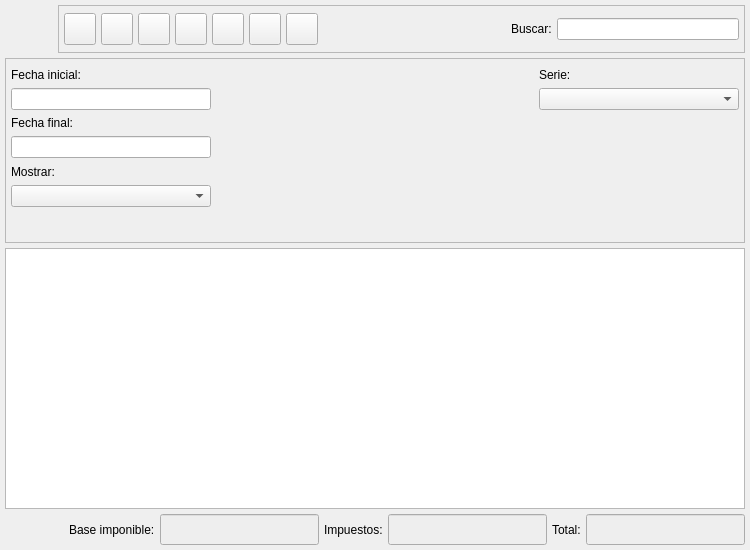
eboladev/Bulmages-1, file bulmages/bulmafact/plugins/pluginbf_clientefactura/facturaslistbase.ui: the form before one commit.
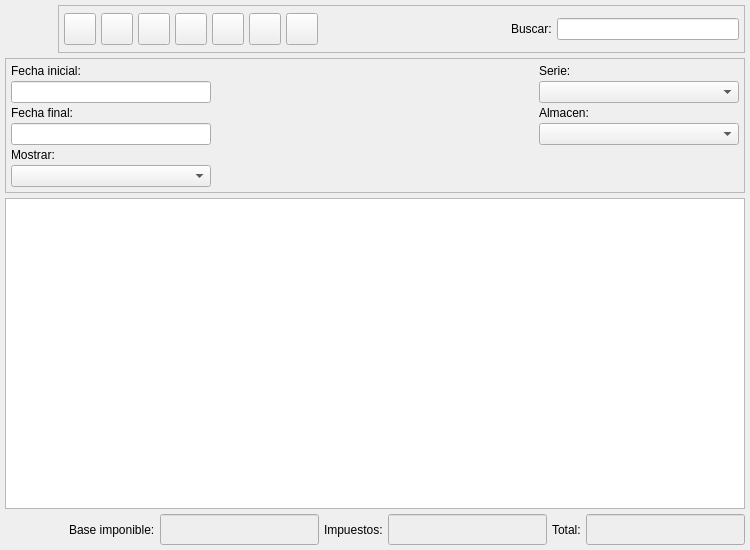
The form after the commit. Icons and pictures are not drawn. Custom widgets are drawn as their Qt base class.

Commit message:
Permito filtrar por 'almacen' en el listado de facturas.
*********************************
*          Todo-Redes           *
*        C/.Begonia, 12         *
*   07010 Palma de Mallorca.    *
*      Tel: +34-971499071       *
*   http://www.todo-redes.com   *
*  comercial(en)todo-redes.com  *
*********************************

What changed in the file:
```diff
--- a/bulmages/bulmafact/plugins/pluginbf_clientefactura/facturaslistbase.ui
+++ b/bulmages/bulmafact/plugins/pluginbf_clientefactura/facturaslistbase.ui
@@ -689,12 +689,6 @@
        <verstretch>0</verstretch>
       </sizepolicy>
      </property>
-     <property name="minimumSize">
-      <size>
-       <width>16</width>
-       <height>185</height>
-      </size>
-     </property>
      <property name="frameShape">
       <enum>QFrame::StyledPanel</enum>
      </property>
@@ -702,7 +696,11 @@
       <enum>QFrame::Raised</enum>
      </property>
      <layout class="QGridLayout" name="gridLayout">
-      <item row="0" column="0">
+      <item row="0" column="0" colspan="2">
+       <layout class="QHBoxLayout" name="horizontalLayout">
+        <item>
+         <layout class="QVBoxLayout" name="verticalLayout">
+          <item>
        <widget class="QLabel" name="textLabel1_4">
         <property name="text">
          <string>Fecha inicial:</string>
@@ -712,30 +710,7 @@
         </property>
        </widget>
       </item>
-      <item row="0" column="1" rowspan="3">
-       <widget class="BlSearchWidget" name="m_cliente" native="true">
-        <property name="sizePolicy">
-         <sizepolicy hsizetype="Expanding" vsizetype="Preferred">
-          <horstretch>0</horstretch>
-          <verstretch>0</verstretch>
-         </sizepolicy>
-        </property>
-        <property name="minimumSize">
-         <size>
-          <width>0</width>
-          <height>60</height>
-         </size>
-        </property>
-       </widget>
-      </item>
-      <item row="0" column="2">
-       <widget class="QLabel" name="label_3">
-        <property name="text">
-         <string>Serie:</string>
-        </property>
-       </widget>
-      </item>
-      <item row="1" column="0">
+          <item>
        <widget class="BlDateSearch" name="m_fechain">
         <property name="sizePolicy">
          <sizepolicy hsizetype="Fixed" vsizetype="Preferred">
@@ -751,23 +726,7 @@
         </property>
        </widget>
       </item>
-      <item row="1" column="2">
-       <widget class="BlComboBox" name="mui_seriefactura">
-        <property name="sizePolicy">
-         <sizepolicy hsizetype="Preferred" vsizetype="Fixed">
-          <horstretch>0</horstretch>
-          <verstretch>0</verstretch>
-         </sizepolicy>
-        </property>
-        <property name="minimumSize">
-         <size>
-          <width>200</width>
-          <height>21</height>
-         </size>
-        </property>
-       </widget>
-      </item>
-      <item row="2" column="0">
+          <item>
        <widget class="QLabel" name="textLabel1_4_2">
         <property name="text">
          <string>Fecha final:</string>
@@ -777,20 +736,7 @@
         </property>
        </widget>
       </item>
-      <item row="2" column="2" rowspan="5">
-       <spacer name="verticalSpacer">
-        <property name="orientation">
-         <enum>Qt::Vertical</enum>
-        </property>
-        <property name="sizeHint" stdset="0">
-         <size>
-          <width>20</width>
-          <height>122</height>
-         </size>
-        </property>
-       </spacer>
-      </item>
-      <item row="3" column="0">
+          <item>
        <widget class="BlDateSearch" name="m_fechafin">
         <property name="sizePolicy">
          <sizepolicy hsizetype="Fixed" vsizetype="Preferred">
@@ -806,23 +752,7 @@
         </property>
        </widget>
       </item>
-      <item row="3" column="1" rowspan="3">
-       <widget class="BfBuscarArticulo" name="m_articulo" native="true">
-        <property name="sizePolicy">
-         <sizepolicy hsizetype="Expanding" vsizetype="Preferred">
-          <horstretch>0</horstretch>
-          <verstretch>0</verstretch>
-         </sizepolicy>
-        </property>
-        <property name="minimumSize">
-         <size>
-          <width>0</width>
-          <height>60</height>
-         </size>
-        </property>
-       </widget>
-      </item>
-      <item row="4" column="0">
+          <item>
        <widget class="QLabel" name="label_2">
         <property name="text">
          <string>Mostrar:</string>
@@ -832,7 +762,7 @@
         </property>
        </widget>
       </item>
-      <item row="5" column="0">
+          <item>
        <widget class="QComboBox" name="mui_procesada">
         <property name="sizePolicy">
          <sizepolicy hsizetype="Fixed" vsizetype="Preferred">
@@ -854,37 +784,98 @@
         </property>
        </widget>
       </item>
-      <item row="6" column="0">
-       <spacer>
-        <property name="orientation">
-         <enum>Qt::Vertical</enum>
-        </property>
-        <property name="sizeType">
-         <enum>QSizePolicy::Preferred</enum>
-        </property>
-        <property name="sizeHint" stdset="0">
+         </layout>
+        </item>
+        <item>
+         <layout class="QVBoxLayout" name="verticalLayout_2">
+          <item>
+           <widget class="BlSearchWidget" name="m_cliente" native="true">
+            <property name="sizePolicy">
+             <sizepolicy hsizetype="Expanding" vsizetype="Preferred">
+              <horstretch>0</horstretch>
+              <verstretch>0</verstretch>
+             </sizepolicy>
+            </property>
+            <property name="minimumSize">
+             <size>
+              <width>0</width>
+              <height>60</height>
+             </size>
+            </property>
+           </widget>
+          </item>
+          <item>
+           <widget class="BfBuscarArticulo" name="m_articulo" native="true">
+            <property name="sizePolicy">
+             <sizepolicy hsizetype="Expanding" vsizetype="Preferred">
+              <horstretch>0</horstretch>
+              <verstretch>0</verstretch>
+             </sizepolicy>
+            </property>
+            <property name="minimumSize">
          <size>
-          <width>20</width>
+              <width>0</width>
+              <height>60</height>
+             </size>
+            </property>
+           </widget>
+          </item>
+         </layout>
+        </item>
+        <item>
+         <layout class="QVBoxLayout" name="verticalLayout_3">
+          <item>
+           <widget class="QLabel" name="label_3">
+            <property name="text">
+             <string>Serie:</string>
+            </property>
+           </widget>
+          </item>
+          <item>
+           <widget class="BlComboBox" name="mui_seriefactura">
+            <property name="sizePolicy">
+             <sizepolicy hsizetype="Preferred" vsizetype="Fixed">
+              <horstretch>0</horstretch>
+              <verstretch>0</verstretch>
+             </sizepolicy>
+            </property>
+            <property name="minimumSize">
+             <size>
+              <width>200</width>
           <height>21</height>
          </size>
         </property>
-       </spacer>
-      </item>
-      <item row="6" column="1">
-       <spacer name="verticalSpacer_2">
+           </widget>
+          </item>
+          <item>
+           <widget class="QLabel" name="label_4">
+            <property name="text">
+             <string>Almacen:</string>
+            </property>
+           </widget>
+          </item>
+          <item>
+           <widget class="BlComboBox" name="mui_almacen"/>
+          </item>
+          <item>
+           <spacer name="verticalSpacer">
         <property name="orientation">
          <enum>Qt::Vertical</enum>
         </property>
         <property name="sizeType">
-         <enum>QSizePolicy::Preferred</enum>
+             <enum>QSizePolicy::Expanding</enum>
         </property>
         <property name="sizeHint" stdset="0">
          <size>
-          <width>20</width>
-          <height>30</height>
+              <width>0</width>
+              <height>0</height>
          </size>
         </property>
        </spacer>
+          </item>
+         </layout>
+        </item>
+       </layout>
       </item>
      </layout>
     </widget>
```
Lines whose indentation alone changed are shown as unchanged. The commit also changes 1 other file.
